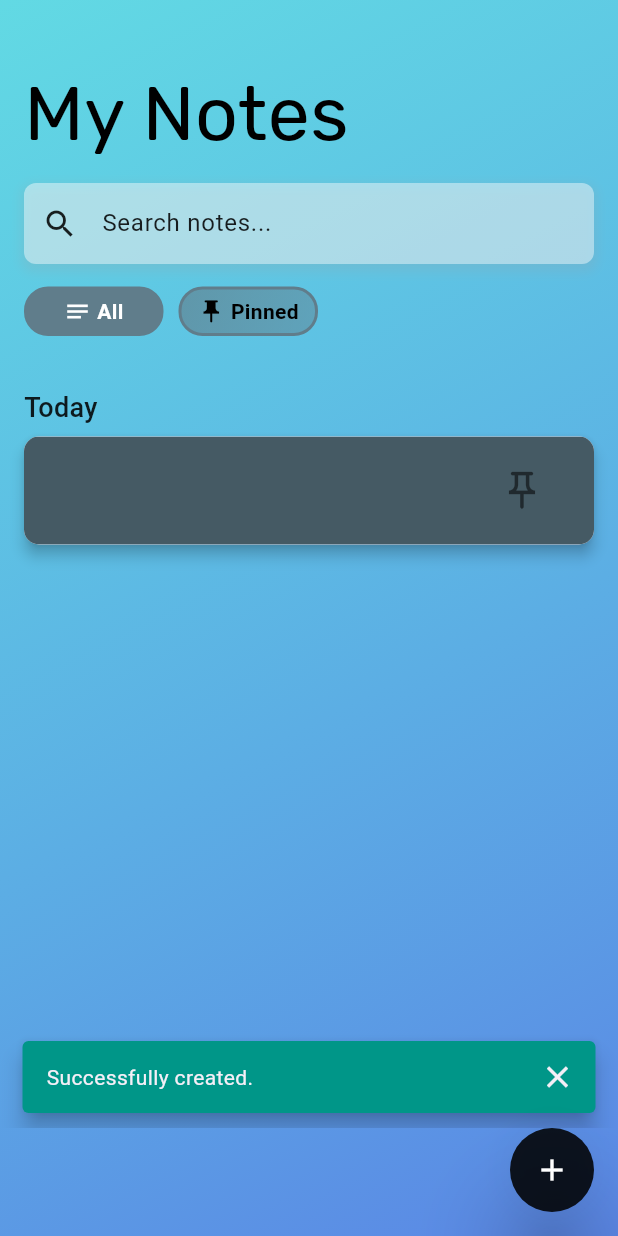
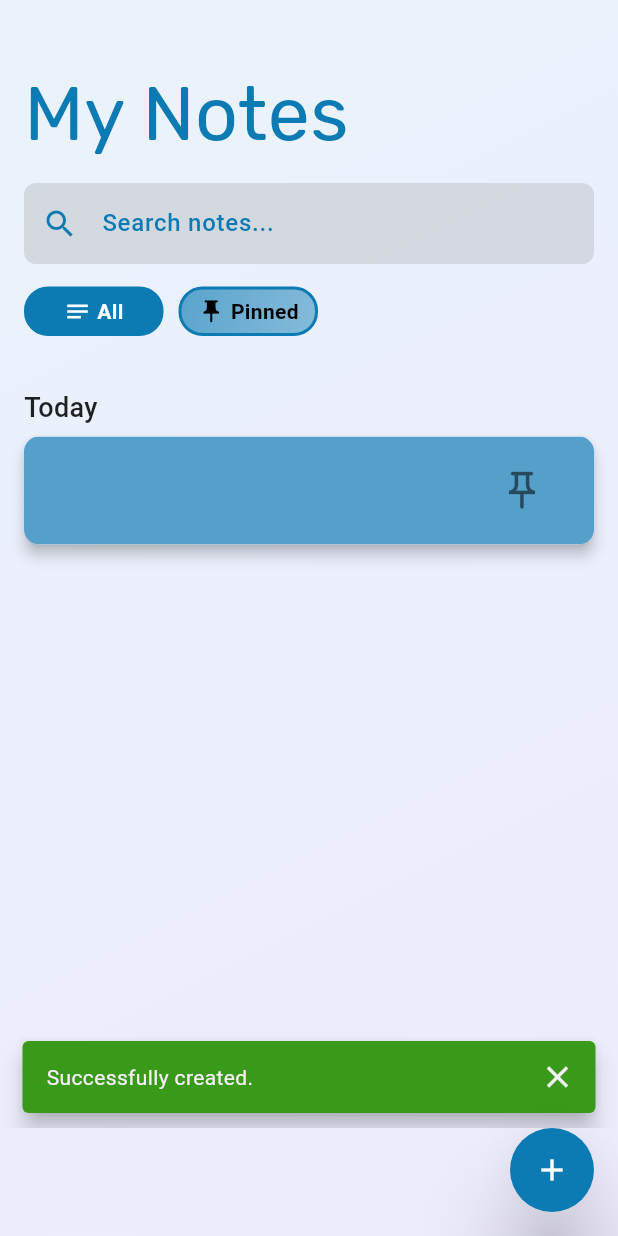
Before and after one commit to kiruththigan/simple-note-app, a Flutter app: the NoteAddScreen screen opened directly, after a tap on "Save", on a phone screen of 412 x 824 dp. Run offline on Flutter 3.47's test engine with Material 3 defaults, Android fonts, the phone set to English and light mode, and no system bars; our stand-ins replace sqflite; accounts and stored records are empty; project files that could hold a hidden picture were left out.

Commit message:
colors changed

```diff
--- /dev/null
+++ b/lib/config/color_config.dart
@@ -0,0 +1,40 @@
+import 'package:flutter/material.dart';
+
+// common
+final Gradient backgroundColor = LinearGradient(
+  colors: [
+    const Color(0xFF36D1DC).withOpacity(0.1),
+    const Color(0xFF5B86E5).withOpacity(0.1),
+  ],
+  begin: Alignment.topLeft,
+  end: Alignment.bottomRight,
+);
+
+const Color titleColor = Color(0xFF0C7BB3);
+const Color buttonColor = Color(0xFF0C7BB3);
+const Color buttonTextColor = Colors.white;
+const Color successMessageBackground = Color(0xff399918);
+
+// list screen
+const Color searchBackgroundColor = Colors.transparent;
+const Color searchTextColor = Color(0xFF0C7BB3);
+const TextStyle searchInputStyle =
+    TextStyle(color: Color(0xFF0C7BB3), fontWeight: FontWeight.w500);
+const Color quickActionColor = Color(0xFF0C7BB3);
+const Color noteMapKeyTextColor = Colors.black87;
+final Color noteCardBackgroundColor = Color(0xFF0C7BB3).withOpacity(0.70);
+const Color notePinnedCardBackgroundColor = Color(0xFF0C7BB3);
+const Color noteTitleTextColor = Colors.white;
+final Color noteSubtitleTextColor = Colors.white.withOpacity(0.64);
+const Color notePinnedActiveColor = Colors.orange;
+const Color notePinnedInactiveColor = Colors.black54;
+
+// add screen
+const TextStyle inputLabelStyle =
+    TextStyle(color: Color(0xFF0C7BB3), fontWeight: FontWeight.w700);
+const TextStyle inputStyle =
+    TextStyle(color: Color(0xFF0C7BB3), fontWeight: FontWeight.w700);
+
+// edit screen
+const Color pinQuickActionColor = Colors.orange;
+const Color deleteQuickActionColor = Colors.pink;
--- a/lib/screens/note_add_screen.dart
+++ b/lib/screens/note_add_screen.dart
@@ -2,6 +2,8 @@ import 'package:flutter/material.dart';
 import 'package:my_simple_note/db_helper/database_handler.dart';
 import 'package:my_simple_note/models/Note.dart';
 import 'package:my_simple_note/screens/notes_list_screen.dart';
+
+import '../config/color_config.dart';
 
 class NoteAddScreen extends StatefulWidget {
   const NoteAddScreen({super.key});
@@ -37,7 +39,7 @@ class _NoteAddScreenState extends State<NoteAddScreen> {
         content: Text('Successfully created.'),
         showCloseIcon: true,
         behavior: SnackBarBehavior.floating,
-        backgroundColor: Colors.teal,
+        backgroundColor: successMessageBackground,
       ),
     );
   }
@@ -55,14 +57,7 @@ class _NoteAddScreenState extends State<NoteAddScreen> {
       body: Container(
         // color: Colors.lightBlue.withOpacity(0.2),
         decoration: BoxDecoration(
-          gradient: LinearGradient(
-            colors: [
-              Color(0xFF36D1DC).withOpacity(0.78),
-              Color(0xFF5B86E5),
-            ],
-            begin: Alignment.topLeft,
-            end: Alignment.bottomRight,
-          ),
+          gradient: backgroundColor,
         ),
         padding:
             const EdgeInsets.only(top: 40, right: 16, bottom: 16, left: 16),
@@ -78,25 +73,29 @@ class _NoteAddScreenState extends State<NoteAddScreen> {
                 )),
             const Text("New Note",
                 style: TextStyle(
-                    fontSize: 50,
-                    color: Colors.black,
-                    fontFamily: "rubik")),
+                    fontSize: 50, color: titleColor, fontFamily: "rubik")),
             const SizedBox(
               height: 20,
             ),
             TextField(
+              style: inputStyle,
               controller: titleController,
               decoration: const InputDecoration(
-                  labelText: "Title", border: OutlineInputBorder()),
+                  labelText: "Title",
+                  labelStyle: inputLabelStyle,
+                  border: OutlineInputBorder()),
             ),
             const SizedBox(
               height: 30,
             ),
             TextField(
               maxLines: 4,
+              style: inputStyle,
               controller: descriptionController,
               decoration: const InputDecoration(
-                  labelText: "Description", border: OutlineInputBorder()),
+                  labelText: "Description",
+                  labelStyle: inputLabelStyle,
+                  border: OutlineInputBorder()),
             ),
             const SizedBox(
               height: 30,
@@ -115,13 +114,13 @@ class _NoteAddScreenState extends State<NoteAddScreen> {
                   style: ButtonStyle(
                     backgroundColor: MaterialStateProperty.resolveWith<Color?>(
                       (Set<MaterialState> states) {
-                        return Colors.black87;
+                        return buttonColor;
                       },
                     ),
                   ),
                   child: const Text(
                     "Save",
-                    style: TextStyle(color: Colors.white, fontSize: 17),
+                    style: TextStyle(color: buttonTextColor, fontSize: 17),
                   )),
             )
           ],
--- a/lib/screens/note_view_screen.dart
+++ b/lib/screens/note_view_screen.dart
@@ -1,4 +1,5 @@
 import 'package:flutter/material.dart';
+import 'package:my_simple_note/config/color_config.dart';
 import 'package:my_simple_note/screens/notes_list_screen.dart';
 import '../components/build_quick_action_card.dart';
 import '../db_helper/database_handler.dart';
@@ -48,7 +49,7 @@ class _NoteViewScreenState extends State<NoteViewScreen> {
         content: Text('Successfully updated.'),
         showCloseIcon: true,
         behavior: SnackBarBehavior.floating,
-        backgroundColor: Colors.teal,
+        backgroundColor: successMessageBackground,
       ),
     );
   }
@@ -82,7 +83,7 @@ class _NoteViewScreenState extends State<NoteViewScreen> {
                     content: Text('Successfully deleted.'),
                     showCloseIcon: true,
                     behavior: SnackBarBehavior.floating,
-                    backgroundColor: Colors.teal,
+                    backgroundColor: successMessageBackground,
                   ),
                 );
                 Navigator.push(
@@ -123,14 +124,7 @@ class _NoteViewScreenState extends State<NoteViewScreen> {
       body: Container(
         // color: Colors.lightBlue.withOpacity(0.2),
         decoration: BoxDecoration(
-          gradient: LinearGradient(
-            colors: [
-              Color(0xFF36D1DC).withOpacity(0.78),
-              Color(0xFF5B86E5),
-            ],
-            begin: Alignment.topLeft,
-            end: Alignment.bottomRight,
-          ),
+          gradient: backgroundColor,
         ),
         padding:
             const EdgeInsets.only(top: 40, right: 16, bottom: 16, left: 16),
@@ -150,7 +144,7 @@ class _NoteViewScreenState extends State<NoteViewScreen> {
                 const Text("Edit Note",
                     style: TextStyle(
                         fontSize: 50,
-                        color: Colors.black,
+                        color: titleColor,
                         fontFamily: "rubik")),
               ],
             ),
@@ -163,7 +157,7 @@ class _NoteViewScreenState extends State<NoteViewScreen> {
                 buildQuickActionCard(
                   title: isPinned ? "Unpin" : "Pin",
                   icon: isPinned ? Icons.push_pin : Icons.push_pin_outlined,
-                  color: Colors.orange,
+                  color: pinQuickActionColor,
                   onTap: () {
                     setState(() {
                       isPinned = !isPinned;
@@ -176,7 +170,7 @@ class _NoteViewScreenState extends State<NoteViewScreen> {
                 buildQuickActionCard(
                   title: "Delete",
                   icon: Icons.delete,
-                  color: Colors.pink,
+                  color: deleteQuickActionColor,
                   onTap: () {
                     _showDeleteConfirmation(widget.note);
                   },
@@ -187,18 +181,24 @@ class _NoteViewScreenState extends State<NoteViewScreen> {
               height: 40,
             ),
             TextField(
+              style: inputStyle,
               controller: titleController,
               decoration: const InputDecoration(
-                  labelText: "Title", border: OutlineInputBorder()),
+                  labelText: "Title",
+                  labelStyle: inputLabelStyle,
+                  border: OutlineInputBorder()),
             ),
             const SizedBox(
               height: 30,
             ),
             TextField(
               maxLines: 4,
+              style: inputStyle,
               controller: descriptionController,
               decoration: const InputDecoration(
-                  labelText: "Description", border: OutlineInputBorder()),
+                  labelText: "Description",
+                  labelStyle: inputLabelStyle,
+                  border: OutlineInputBorder()),
             ),
             const SizedBox(
               height: 30,
@@ -218,13 +218,13 @@ class _NoteViewScreenState extends State<NoteViewScreen> {
                   style: ButtonStyle(
                     backgroundColor: MaterialStateProperty.resolveWith<Color?>(
                       (Set<MaterialState> states) {
-                        return Colors.black87;
+                        return buttonColor;
                       },
                     ),
                   ),
                   child: const Text(
                     "Update",
-                    style: TextStyle(color: Colors.white, fontSize: 17),
+                    style: TextStyle(color: buttonTextColor, fontSize: 17),
                   )),
             )
           ],
--- a/lib/screens/notes_list_screen.dart
+++ b/lib/screens/notes_list_screen.dart
@@ -1,4 +1,5 @@
 import 'package:flutter/material.dart';
+import 'package:my_simple_note/config/color_config.dart';
 import 'package:my_simple_note/models/Note.dart';
 import 'package:my_simple_note/screens/note_add_screen.dart';
 import 'package:my_simple_note/screens/note_view_screen.dart';
@@ -72,14 +73,7 @@ class _NotesListScreenState extends State<NotesListScreen> {
             const EdgeInsets.only(top: 40, right: 16, bottom: 16, left: 16),
         // color: Colors.lightBlue.withOpacity(0.2),
         decoration: BoxDecoration(
-          gradient: LinearGradient(
-            colors: [
-              Color(0xFF36D1DC).withOpacity(0.78),
-              Color(0xFF5B86E5),
-            ],
-            begin: Alignment.topLeft,
-            end: Alignment.bottomRight,
-          ),
+          gradient: backgroundColor,
         ),
         child: Column(
           crossAxisAlignment: CrossAxisAlignment.start,
@@ -88,7 +82,7 @@ class _NotesListScreenState extends State<NotesListScreen> {
                 style: TextStyle(
                     fontSize: 50,
                     // color: Color(0xFF7C3AED),
-                    color: Colors.black,
+                    color: titleColor,
                     fontFamily: "rubik")),
             Column(
               crossAxisAlignment: CrossAxisAlignment.start,
@@ -101,61 +95,54 @@ class _NotesListScreenState extends State<NotesListScreen> {
                     Expanded(
                       child: Container(
                         decoration: BoxDecoration(
-                          color: Colors.white.withOpacity(0.44),
+                          color: searchBackgroundColor,
                           borderRadius: BorderRadius.circular(8),
                           boxShadow: [
                             BoxShadow(
-                              color: Colors.grey.withOpacity(0.2),
-                              spreadRadius: 2,
-                              blurRadius: 5,
-                              offset:
-                                  Offset(0, 3),
+                              color: Colors.grey.withOpacity(0.3),
+                              spreadRadius: 0,
+                              blurRadius: 0,
+                              offset: const Offset(0, 0),
                             ),
                           ],
                         ),
                         child: TextField(
+                          style: searchInputStyle,
+                          cursorColor: searchTextColor,
                           onChanged: (value) {
                             setState(() {
                               searchKey = value;
                             });
                           },
-                          decoration: InputDecoration(
+                          decoration: const InputDecoration(
                             hintText: "Search notes...",
-                            hintStyle: TextStyle(color: Colors.black87),
+                            hintStyle: TextStyle(color: searchTextColor),
                             prefixIcon: Padding(
-                              padding: const EdgeInsets.all(10.0),
+                              padding: EdgeInsets.all(10.0),
                               child: Icon(
                                 Icons.search,
-                                color: Colors.black87,
+                                color: searchTextColor,
                               ),
                             ),
-                            suffixIcon: searchKey.isNotEmpty
-                                ? IconButton(
-                                    icon: Icon(Icons.clear, color: Colors.grey),
-                                    onPressed: () {
-                                      setState(() {
-                                        searchKey = "";
-                                      });
-                                    },
-                                  )
-                                : null,
                             border: InputBorder.none,
-                            contentPadding: EdgeInsets.symmetric(
-                                vertical: 15.0),
+                            contentPadding:
+                                EdgeInsets.symmetric(vertical: 15.0),
                           ),
                         ),
                       ),
                     ),
                   ],
                 ),
-                SizedBox(height: 15,),
+                SizedBox(
+                  height: 15,
+                ),
                 Row(
                   mainAxisAlignment: MainAxisAlignment.start,
                   children: [
                     buildQuickActionCard(
                       title: "All",
                       icon: Icons.notes,
-                      color: Colors.blueGrey,
+                      color: quickActionColor,
                       isActive: !isPinned,
                       onTap: () {
                         setState(() {
@@ -169,7 +156,7 @@ class _NotesListScreenState extends State<NotesListScreen> {
                     buildQuickActionCard(
                       title: "Pinned",
                       icon: Icons.push_pin,
-                      color: Colors.blueGrey,
+                      color: quickActionColor,
                       isActive: isPinned,
                       onTap: () {
                         setState(() {
@@ -210,7 +197,7 @@ class _NotesListScreenState extends State<NotesListScreen> {
                                 entry.key,
                                 style: const TextStyle(
                                     fontSize: 18,
-                                    color: Colors.black87,
+                                    color: noteMapKeyTextColor,
                                     fontWeight: FontWeight.w500),
                               ),
                             ),
@@ -240,19 +227,19 @@ class _NotesListScreenState extends State<NotesListScreen> {
                                       );
                                     },
                                     tileColor: isPinned || entry.key == "Pinned"
-                                        ? Colors.teal.shade900.withOpacity(0.77)
-                                        : Colors.blueGrey.shade700,
+                                        ? notePinnedCardBackgroundColor
+                                        : noteCardBackgroundColor,
                                     shape: RoundedRectangleBorder(
                                       borderRadius: BorderRadius.circular(10),
                                     ),
                                     title: Text(note.title!),
                                     titleTextStyle: const TextStyle(
-                                        color: Colors.white,
+                                        color: noteTitleTextColor,
                                         fontSize: 20,
                                         fontFamily: "itim"),
                                     subtitle: Text(note.description!),
                                     subtitleTextStyle: TextStyle(
-                                        color: Colors.white.withOpacity(0.64),
+                                        color: noteSubtitleTextColor,
                                         fontSize: 18,
                                         fontFamily: "chakra"),
                                     trailing: IconButton(
@@ -269,8 +256,8 @@ class _NotesListScreenState extends State<NotesListScreen> {
                                               : Icons.push_pin_outlined,
                                           size: 30,
                                           color: note.isPinned!
-                                              ? Colors.blueGrey.shade800
-                                              : Colors.black54),
+                                              ? notePinnedActiveColor
+                                              : notePinnedInactiveColor),
                                     ),
                                   ),
                                 ),
@@ -291,7 +278,7 @@ class _NotesListScreenState extends State<NotesListScreen> {
       ),
       floatingActionButton: FloatingActionButton(
         elevation: 25.0,
-        backgroundColor: Colors.black87,
+        backgroundColor: buttonColor,
         shape: RoundedRectangleBorder(borderRadius: BorderRadius.circular(100)),
         onPressed: () {
           Navigator.push(context,
@@ -299,7 +286,7 @@ class _NotesListScreenState extends State<NotesListScreen> {
         },
         child: const Icon(
           Icons.add,
-          color: Colors.white,
+          color: buttonTextColor,
         ),
       ),
     );
```
Also changed, not shown: 1 other file.
